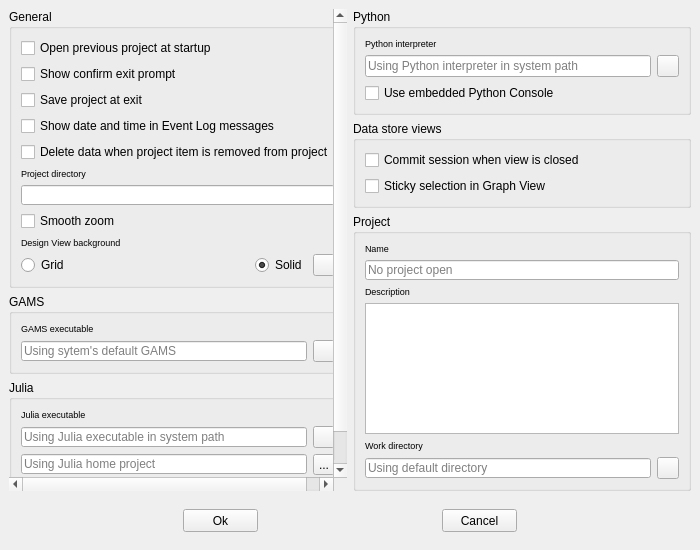
Qt form spinetoolbox/ui/settings.ui (spine-tools/Spine-Toolbox) before a commit.
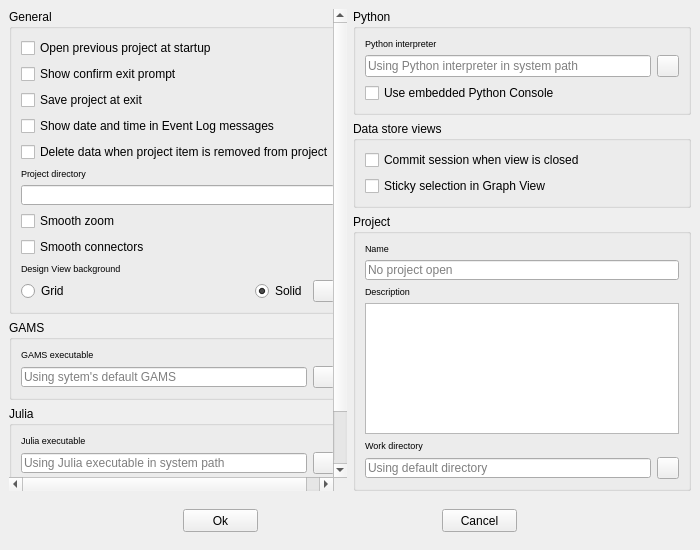
The same form after that commit. Icons and pictures are not drawn.

Commit message:
Add option to draw smooth links
Now the user can select in Setting whether they want to see the links
as straight lines or smooth curves. Feedback links are always drawn
as smooth curves because it's easier this way.

Re #486

```diff
--- a/spinetoolbox/ui/settings.ui
+++ b/spinetoolbox/ui/settings.ui
@@ -107,8 +107,8 @@
          <rect>
           <x>0</x>
           <y>0</y>
-          <width>338</width>
-          <height>482</height>
+          <width>417</width>
+          <height>571</height>
          </rect>
         </property>
         <property name="autoFillBackground">
@@ -269,6 +269,16 @@
               </property>
              </widget>
             </item>
+            <item>
+             <widget class="QCheckBox" name="checkBox_use_smooth_links">
+              <property name="toolTip">
+               <string>&lt;html&gt;&lt;head/&gt;&lt;body&gt;&lt;p&gt;Controls whether smooth or straight connectors are used in Design View.&lt;/p&gt;&lt;/body&gt;&lt;/html&gt;</string>
+              </property>
+              <property name="text">
+               <string>Smooth connectors</string>
+              </property>
+             </widget>
+            </item>
             <item>
              <widget class="QLabel" name="label_7">
               <property name="font">
```
Left out of the diff: 6 changed lines with no effect on the pictures. The commit also changes 6 other files.
